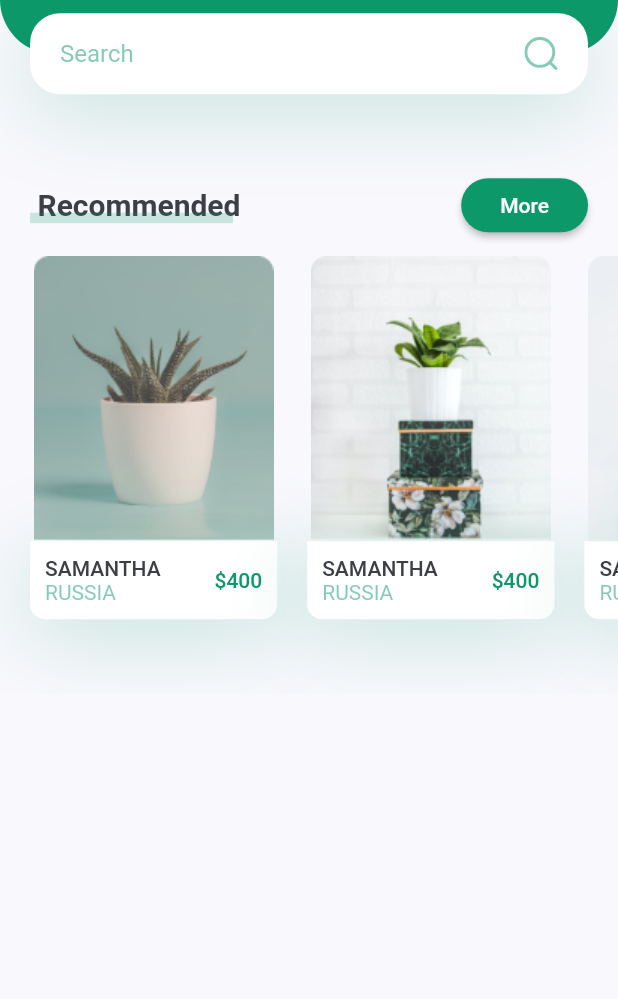
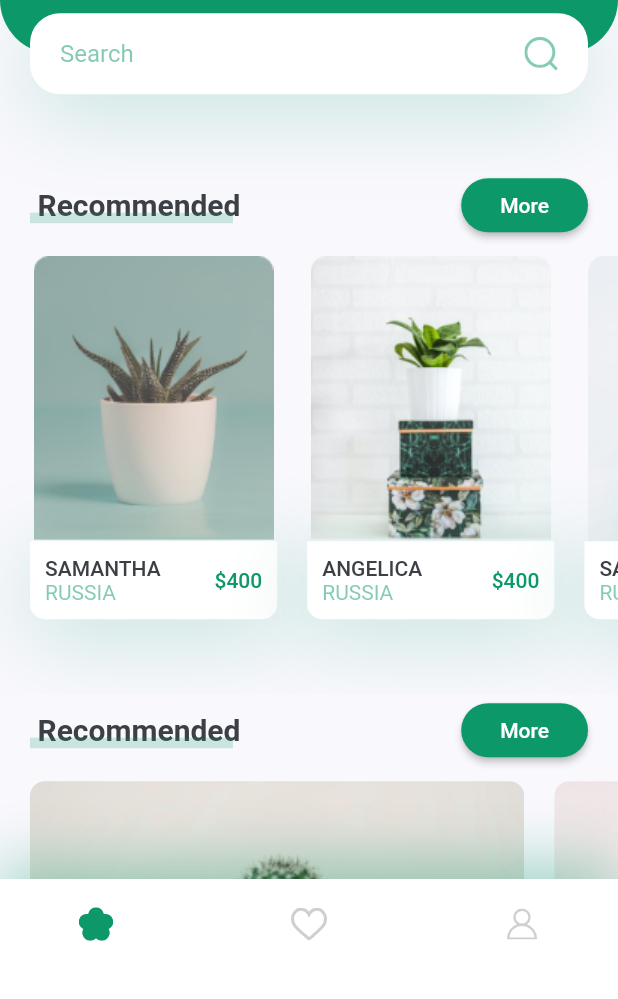
Before and after one commit to shimizu-saffle/plant-app-sample, a Flutter app: the screen it shows after launch, on a phone screen of 412 x 824 dp, the part 237-1236 px from its top. Run offline on Flutter 3.47's test engine with Material 2 defaults, Android fonts, the light colour scheme and no system bars; our stand-ins replace flutter_svg.

Commit message:
MyBottomNavigationBar

```diff
--- /dev/null
+++ b/lib/components/my_bottom_navigation_bar.dart
@@ -0,0 +1,48 @@
+import 'package:flutter/material.dart';
+import 'package:flutter_svg/flutter_svg.dart';
+
+import '../constants.dart';
+
+class MyBottomNavigationBar extends StatelessWidget {
+  const MyBottomNavigationBar({
+    Key? key,
+  }) : super(key: key);
+
+  @override
+  Widget build(BuildContext context) {
+    return Container(
+      padding: const EdgeInsets.only(
+        left: kDefaultPadding * 2,
+        right: kDefaultPadding * 2,
+        bottom: kDefaultPadding,
+      ),
+      height: 80,
+      decoration: BoxDecoration(
+        color: Colors.white,
+        boxShadow: [
+          BoxShadow(
+              offset: const Offset(0, -10),
+              blurRadius: 35,
+              color: kPrimaryColor.withOpacity(0.38)),
+        ],
+      ),
+      child: Row(
+        mainAxisAlignment: MainAxisAlignment.spaceBetween,
+        children: [
+          IconButton(
+            onPressed: null,
+            icon: SvgPicture.asset('assets/icons/flower.svg'),
+          ),
+          IconButton(
+            onPressed: null,
+            icon: SvgPicture.asset('assets/icons/heart-icon.svg'),
+          ),
+          IconButton(
+            onPressed: null,
+            icon: SvgPicture.asset('assets/icons/user-icon.svg'),
+          ),
+        ],
+      ),
+    );
+  }
+}
--- a/lib/main.dart
+++ b/lib/main.dart
@@ -1,7 +1,7 @@
 import 'package:flutter/material.dart';
 import 'package:plant_app_sample/constants.dart';
 
-import 'screens/home/components/home_screen.dart';
+import 'screens/home/home_screen.dart';
 
 void main() {
   runApp(const MyApp());
--- a/lib/screens/home/components/body.dart
+++ b/lib/screens/home/components/body.dart
@@ -1,8 +1,9 @@
 import 'package:flutter/material.dart';
 
-import '../../../components/header_with_search_box.dart';
-import '../../../components/recommends_plants.dart';
-import '../../../components/title_with_more_button.dart';
+import 'featured_plants.dart';
+import 'header_with_search_box.dart';
+import 'recommends_plants.dart';
+import 'title_with_more_button.dart';
 
 class Body extends StatelessWidget {
   const Body({Key? key}) : super(key: key);
@@ -14,7 +15,9 @@
         children: [
           const HeaderWithSearchBox(),
           TitleWithMoreButton(title: 'Recommended', onPressed: () {}),
-          const RecommendsPlants()
+          const RecommendsPlants(),
+          TitleWithMoreButton(title: 'Featured Plants', onPressed: () {}),
+          const FeaturedPlants(),
         ],
       ),
     );
--- /dev/null
+++ b/lib/screens/home/components/featured_plants.dart
@@ -0,0 +1,63 @@
+import 'package:flutter/material.dart';
+
+import '../../../constants.dart';
+
+class FeaturedPlants extends StatelessWidget {
+  const FeaturedPlants({
+    Key? key,
+  }) : super(key: key);
+
+  @override
+  Widget build(BuildContext context) {
+    return SingleChildScrollView(
+      scrollDirection: Axis.horizontal,
+      child: Row(
+        children: [
+          _FeaturePlantCard(
+            image: 'assets/images/bottom_img_1.png',
+            onTap: () {},
+          ),
+          _FeaturePlantCard(
+            image: 'assets/images/bottom_img_2.png',
+            onTap: () {},
+          ),
+        ],
+      ),
+    );
+  }
+}
+
+class _FeaturePlantCard extends StatelessWidget {
+  const _FeaturePlantCard({
+    Key? key,
+    required this.image,
+    required this.onTap,
+  }) : super(key: key);
+
+  final String image;
+  final VoidCallback? onTap;
+
+  @override
+  Widget build(BuildContext context) {
+    final screenSize = MediaQuery.of(context).size;
+    return GestureDetector(
+      onTap: onTap,
+      child: Container(
+        margin: const EdgeInsets.only(
+          left: kDefaultPadding,
+          top: kDefaultPadding / 2,
+          bottom: kDefaultPadding / 2,
+        ),
+        width: screenSize.width * 0.8,
+        height: 185,
+        decoration: BoxDecoration(
+          borderRadius: BorderRadius.circular(10),
+          image: DecorationImage(
+            fit: BoxFit.cover,
+            image: AssetImage(image),
+          ),
+        ),
+      ),
+    );
+  }
+}
--- a/lib/components/header_with_search_box.dart
+++ b/lib/screens/home/components/header_with_search_box.dart
@@ -1,7 +1,7 @@
 import 'package:flutter/material.dart';
 import 'package:flutter_svg/svg.dart';
 
-import '../constants.dart';
+import '../../../constants.dart';
 
 class HeaderWithSearchBox extends StatelessWidget {
   const HeaderWithSearchBox({Key? key}) : super(key: key);
--- a/lib/components/recommends_plants.dart
+++ b/lib/screens/home/components/recommends_plants.dart
@@ -1,6 +1,6 @@
 import 'package:flutter/material.dart';
 
-import '../constants.dart';
+import '../../../constants.dart';
 
 class RecommendsPlants extends StatelessWidget {
   const RecommendsPlants({
@@ -22,7 +22,7 @@
           ),
           _RecommendPlantCard(
             image: 'assets/images/image_2.png',
-            title: 'Samantha',
+            title: 'Angelica',
             country: 'Russia',
             price: 400,
             onTap: () {},
--- a/lib/components/title_with_more_button.dart
+++ b/lib/screens/home/components/title_with_more_button.dart
@@ -1,6 +1,6 @@
 import 'package:flutter/material.dart';
 
-import '../constants.dart';
+import '../../../constants.dart';
 
 class TitleWithMoreButton extends StatelessWidget {
   const TitleWithMoreButton({
--- a/lib/screens/home/components/home_screen.dart
+++ b/lib/screens/home/home_screen.dart
@@ -2,7 +2,8 @@
 import 'package:flutter_svg/svg.dart';
 import 'package:plant_app_sample/constants.dart';
 
-import 'body.dart';
+import '../../components/my_bottom_navigation_bar.dart';
+import 'components/body.dart';
 
 class HomeScreen extends StatelessWidget {
   const HomeScreen({Key? key}) : super(key: key);
@@ -12,6 +13,7 @@
     return Scaffold(
       appBar: buildAppBar(),
       body: const Body(),
+      bottomNavigationBar: const MyBottomNavigationBar(),
     );
   }
 
```
